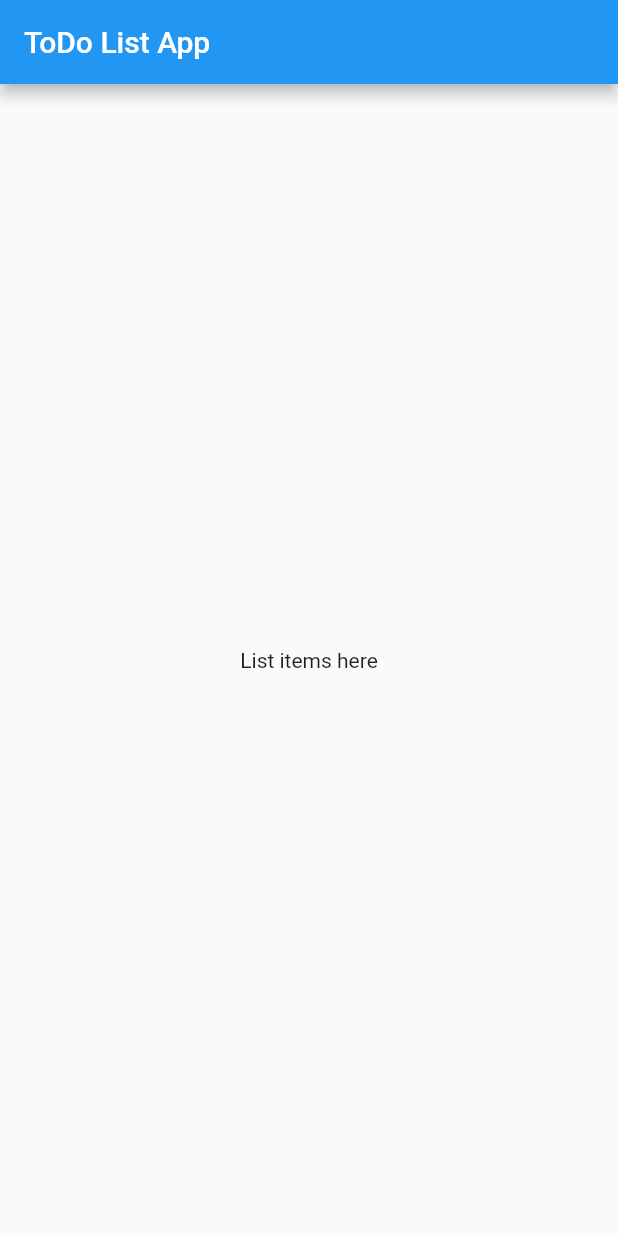
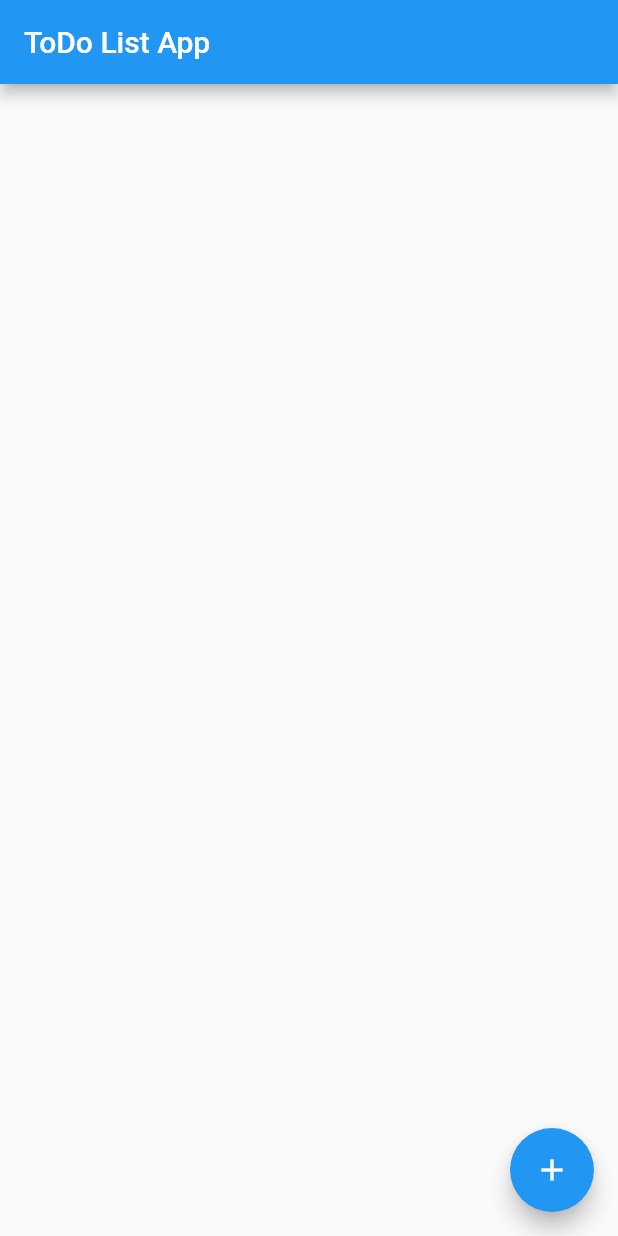
Before and after one commit to ESIDEM/todo_list_app, a Flutter app: the screen it shows after launch, on a phone screen of 412 x 824 dp. Run offline on Flutter 3.47's test engine with Material 2 defaults, Android fonts, the phone set to English and light mode, and no system bars.

Commit message:
ListView Added for Todo items

```diff
--- a/lib/main.dart
+++ b/lib/main.dart
@@ -1,25 +1,64 @@
-
-
 import 'package:flutter/cupertino.dart';
 import 'package:flutter/material.dart';
 
-void main(){
+void main() {
   return runApp(MyApp());
 }
 
-class MyApp extends StatelessWidget{
+class MyApp extends StatelessWidget {
   @override
   Widget build(BuildContext context) {
-    return MaterialApp(
-      title: "ToDo List Application",
-      home: Scaffold(
-        appBar: AppBar(
-          title: Text("ToDo List App"),
-        ),
-        body: Center(child: Text("List items here"),),
+    return MaterialApp(title: "ToDo List Application", home: TodoList());
+  }
+}
+
+class TodoList extends StatefulWidget {
+  @override
+  State<StatefulWidget> createState() {
+    return TodoListState();
+  }
+}
+
+class TodoListState extends State<TodoList> {
+  List<String> _todoItems = [];
+
+  @override
+  Widget build(BuildContext context) {
+    return Scaffold(
+      appBar: AppBar(
+        title: Text("ToDo List App"),
+      ),
+      body: _buildTodoList(),
+      floatingActionButton: FloatingActionButton(
+        onPressed: _addTodoItem,
+        tooltip: "Add Item",
+        child: Icon(Icons.add),
       ),
     );
   }
 
+  // This will be called each time the + button is pressed
+  void _addTodoItem() {
+    // Putting our code inside "setState" tells the app that our state has changed, and
+    // it will automatically re-render the list
+    setState(() {
+      int index = _todoItems.length;
+      _todoItems.add('Item ' + index.toString());
+    });
+  }
 
+  Widget _buildTodoList() {
+    return ListView.builder(
+      itemBuilder: (context, index) {
+        if (index < _todoItems.length) {
+          return _buildTodoItem(_todoItems[index]);
+        }
+      },
+    );
+  }
+
+  // Build a single todo item
+  Widget _buildTodoItem(String todoText) {
+    return ListTile(title: Text(todoText));
+  }
 }
```
